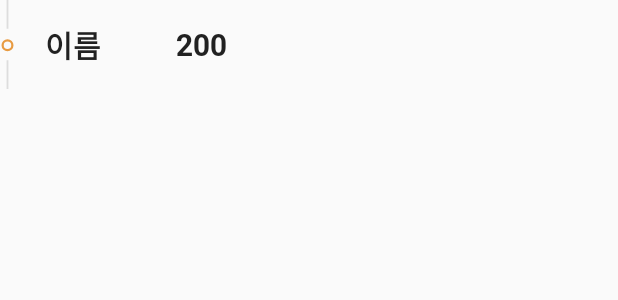
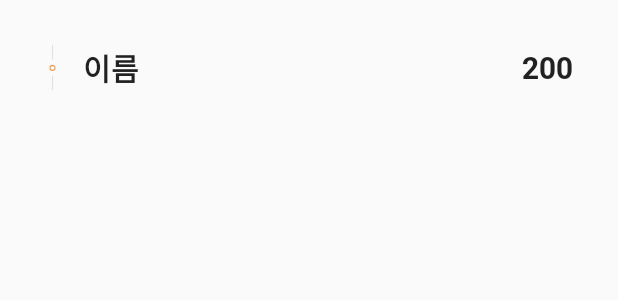
Before and after one commit to polaris428/2021mobilecontent, an Android app: the layout friend_item.xml on its own in the app's theme, with its tools: preview values and no code run, on a phone screen of 412 x 824 dp. Shown: the top 300 px of the screen. Run offline under Robolectric (Android 15) with nearby library versions, the phone set to English and light mode, and no system bars.

Commit message:
학교 작업
학교 작업

```diff
--- a/app/src/main/java/com/example/a2021mobilecontent/Database.java
+++ b/app/src/main/java/com/example/a2021mobilecontent/Database.java
@@ -47,6 +47,7 @@ public class Database {
                 // whenever data at this location is updated.
                 String username = dataSnapshot.getValue(String.class);
                 textView.setText(username);
+                Log.d("이름은",username);
 
             }
 
--- a/app/src/main/java/com/example/a2021mobilecontent/activity/LoginActivity.java
+++ b/app/src/main/java/com/example/a2021mobilecontent/activity/LoginActivity.java
@@ -111,7 +111,6 @@ public class LoginActivity extends AppCompatActivity {
                                     @Override
                                     public void onComplete(@NonNull Task<AuthResult> task) {
                                         if (task.isSuccessful()) {//성공했을때
-                                            Log.d("fasfafsafdsa",pwd);
                                             database.login(LoginActivity.this,email,id,pwd);
                                             long now = System.currentTimeMillis();
                                             Date date = new Date(now);
@@ -121,10 +120,8 @@ public class LoginActivity extends AppCompatActivity {
                                             SharedPreferences time=getSharedPreferences("DAY", Context.MODE_PRIVATE);    // test 이름의 기본모드 설정
                                             SharedPreferences.Editor editor1= time.edit(); //sharedPreferences를 제어할 editor를 선언
                                             editor1.putInt("day",today);
-
                                             Intent intent = new Intent(LoginActivity.this, MainActivity.class);
                                             intent.setFlags(Intent.FLAG_ACTIVITY_NEW_TASK | Intent.FLAG_ACTIVITY_CLEAR_TASK | Intent.FLAG_ACTIVITY_CLEAR_TOP|Intent.FLAG_ACTIVITY_NO_ANIMATION);
-
                                             startActivity(intent);
                                         } else {
                                             Toast.makeText(LoginActivity.this, "아이디 또는 비밀번호를 확인해주세요", Toast.LENGTH_SHORT).show();
--- a/app/src/main/java/com/example/a2021mobilecontent/adaptr/FriendAdapter.java
+++ b/app/src/main/java/com/example/a2021mobilecontent/adaptr/FriendAdapter.java
@@ -43,7 +43,7 @@ public class FriendAdapter extends RecyclerView.Adapter<FriendAdapter.CustomView
 
 
         holder.name.setText(arrayList.get(position).getName());
-        holder.c.setText(arrayList.get(position).getCaffeine()+"");
+        holder.c.setText(arrayList.get(position).getCaffeine()+"mg");
         Friend item = arrayList.get(position);
 
         holder.itemView.setOnClickListener(new View.OnClickListener() {
--- a/app/src/main/java/com/example/a2021mobilecontent/fragment/MainFragment/FragmentSleep.java
+++ b/app/src/main/java/com/example/a2021mobilecontent/fragment/MainFragment/FragmentSleep.java
@@ -88,7 +88,6 @@ public class FragmentSleep extends Fragment {
             @Override
             public void onClick(View v) {
                 time(timesleeph,timesleepm,wakeuptimeh,wakeuptimem);
-
             }
         });
         return view;
@@ -96,14 +95,10 @@ public class FragmentSleep extends Fragment {
     public void OnTimeChanged1(TimePicker view, int h, int m){
         timesleeph=h;
         timesleepm=m;
-
-
     }
     public void OnTimeChanged2(TimePicker view, int h, int m){
         wakeuptimeh=h;
         wakeuptimem=m;
-
-
     }
     public void time(int h1,int m1,int h2,int m2){
         int m3;
--- a/app/src/main/res/layout/fragment_4.xml
+++ b/app/src/main/res/layout/fragment_4.xml
@@ -11,10 +11,13 @@
         android:background="@drawable/backfriend">
 
     </ImageView>
+
+
     <FrameLayout
         android:layout_width="match_parent"
         android:layout_height="wrap_content">
         <Button
+            android:id="@+id/btn"
             android:layout_width="match_parent"
             android:layout_height="wrap_content"
             android:background="#00FFFFFF">
--- a/app/src/main/res/layout/fragment_caffeine.xml
+++ b/app/src/main/res/layout/fragment_caffeine.xml
@@ -85,6 +85,7 @@
                 app:cfl_progress="80"
                 app:cfl_wave_amplitude="0.06"
                 app:cfl_wave_color="#DF943D" />
+
             <ImageView
                 android:layout_width="100dp"
                 android:layout_height="100dp"
--- a/app/src/main/res/layout/friend_item.xml
+++ b/app/src/main/res/layout/friend_item.xml
@@ -1,12 +1,18 @@
 <?xml version="1.0" encoding="utf-8"?>
-<LinearLayout xmlns:android="http://schemas.android.com/apk/res/android"
+<androidx.constraintlayout.widget.ConstraintLayout xmlns:android="http://schemas.android.com/apk/res/android"
     android:layout_width="match_parent"
-    android:layout_height="wrap_content"
-    android:orientation="horizontal">
+    android:layout_height="90dp"
+    xmlns:app="http://schemas.android.com/apk/res-auto"
+    android:orientation="horizontal"
+    android:padding="30dp"
+    android:layout_gravity="right">
     <ImageView
+        android:id="@+id/line"
         android:layout_width="wrap_content"
         android:layout_height="wrap_content"
-        android:src="@drawable/ic_line">
+        android:src="@drawable/ic_line"
+        app:layout_constraintLeft_toLeftOf="parent"
+        app:layout_constraintTop_toTopOf="parent">
 
     </ImageView>
     <TextView
@@ -15,20 +21,25 @@
         android:layout_width="wrap_content"
         android:layout_height="wrap_content"
         android:textSize="20sp"
-        android:layout_marginHorizontal="20dp"
-        android:layout_gravity="center">
+        android:layout_marginLeft="15dp"
+        app:layout_constraintTop_toTopOf="parent"
+        app:layout_constraintBottom_toBottomOf="parent"
+        app:layout_constraintLeft_toRightOf="@+id/line">
 
     </TextView>
 
     <TextView
         android:id="@+id/c"
         android:text="200"
-        android:layout_marginHorizontal="30dp"
         android:layout_width="wrap_content"
         android:layout_height="wrap_content"
         android:textSize="20sp"
-        android:layout_gravity="center">
+        android:layout_gravity="center"
+        app:layout_constraintBottom_toBottomOf="parent"
+        app:layout_constraintTop_toTopOf="parent"
+        app:layout_constraintRight_toRightOf="parent"
+        >
 
     </TextView>
 
-</LinearLayout>
+</androidx.constraintlayout.widget.ConstraintLayout>
```
Also changed, not shown: app/src/main/AndroidManifest.xml (+5 -11 lines), app/src/main/java/com/example/a2021mobilecontent/activity/LodingActivity.java (+13 -9 lines), app/src/main/java/com/example/a2021mobilecontent/activity/Userpage.java (added, +92 -0 lines), app/src/main/java/com/example/a2021mobilecontent/fragment/Fragment4.java (+16 -0 lines), app/src/main/java/com/example/a2021mobilecontent/fragment/MainFragment/FragmentCaffeine.java (+1 -8 lines), app/src/main/res/layout/activity_userpage.xml (added, +156 -0 lines), app/src/main/res/values/strings.xml (+4 -4 lines), app/src/main/res/drawable-v24/ic_userlogo.png (added).
